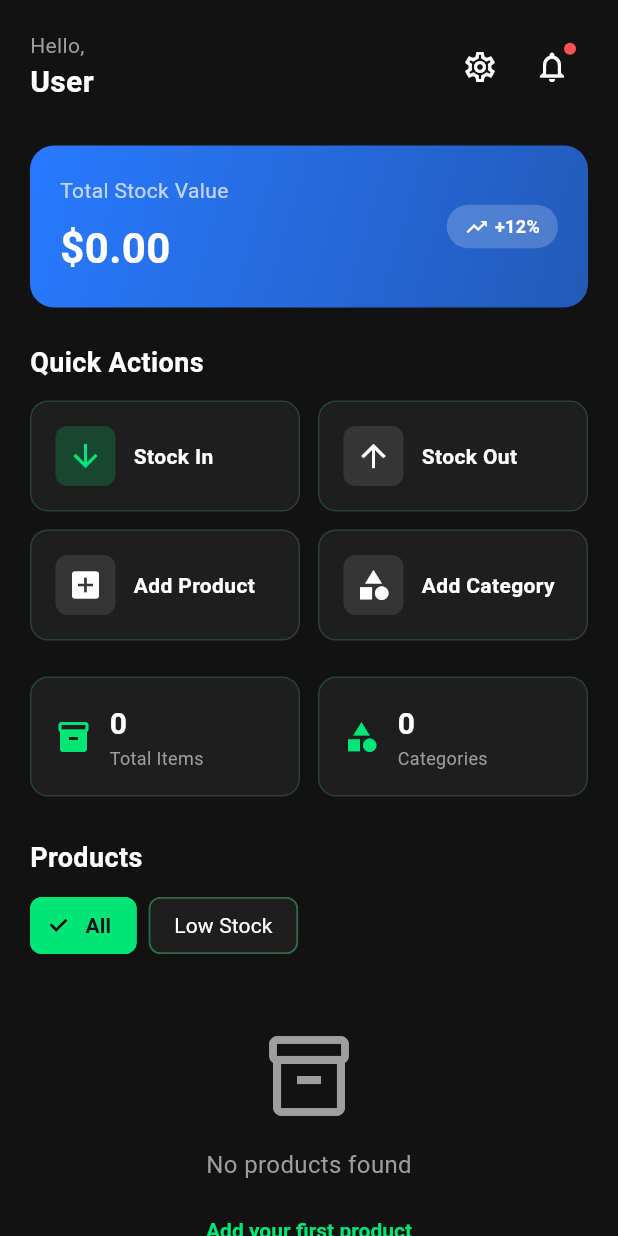
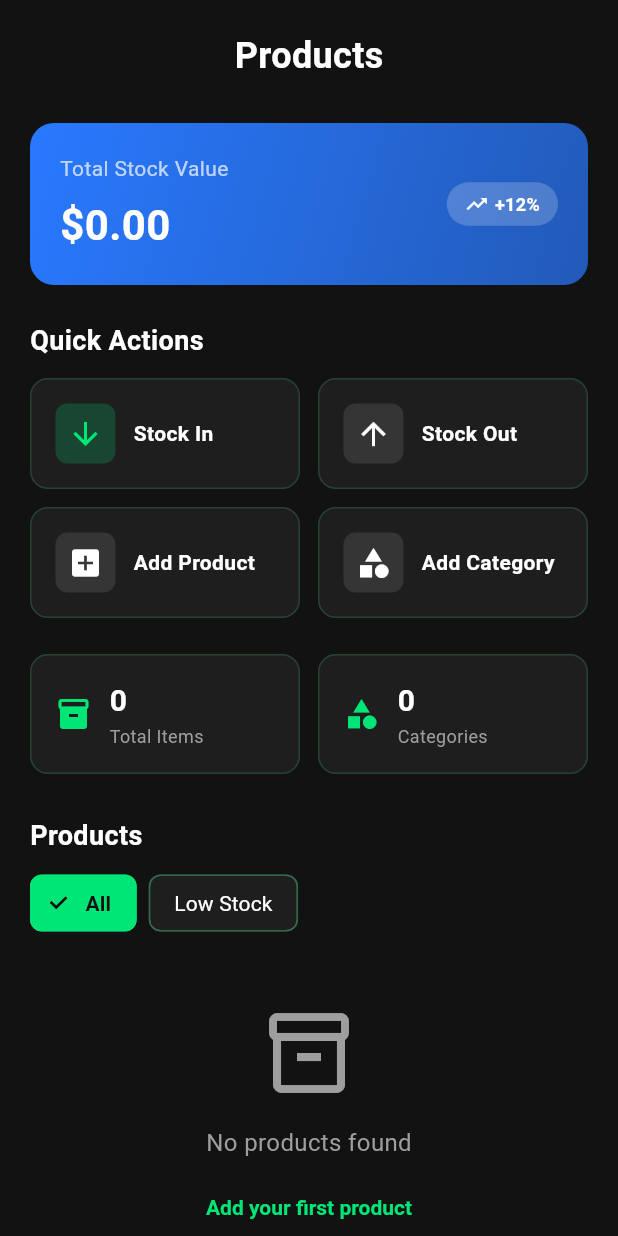
Before and after one commit to gulfamali16/App-Development-Portfolio, a Flutter app: the ProductsScreen screen opened by its route, on a phone screen of 412 x 824 dp. Run offline on Flutter 3.47's test engine with Material 3 defaults, Android fonts, the phone set to English and light mode, and no system bars; our stand-ins replace cloud_firestore, connectivity_plus, device_info_plus, email_validator, firebase_auth, firebase_core and 15 more; missing offline and left inert: workmanager; accounts and stored records are empty; network calls fail.

Commit message:
Fix image display on list screens and update app bars
Co-authored-by: gulfamali16 <140166609+gulfamali16@users.noreply.github.com>

```diff
--- a/SmartPOS/lib/screens/inventory/products_screen.dart
+++ b/SmartPOS/lib/screens/inventory/products_screen.dart
@@ -1,3 +1,4 @@
+import 'dart:io';
 import 'package:flutter/material.dart';
 import 'package:provider/provider.dart';
 import 'package:fluttertoast/fluttertoast.dart';
@@ -90,57 +91,13 @@ class _ProductsScreenState extends State<ProductsScreen> {
   Widget _buildHeader(BuildContext context, String userName) {
     return Container(
       padding: const EdgeInsets.all(20),
-      child: Row(
-        children: [
-          Expanded(
-            child: Column(
-              crossAxisAlignment: CrossAxisAlignment.start,
-              children: [
-                Text(
-                  'Hello,',
-                  style: TextStyle(
-                    color: AppTheme.textSecondary,
-                    fontSize: 14,
-                  ),
-                ),
-                Text(
-                  userName,
-                  style: const TextStyle(
-                    color: Colors.white,
-                    fontSize: 20,
-                    fontWeight: FontWeight.bold,
-                  ),
-                  maxLines: 1,
-                  overflow: TextOverflow.ellipsis,
-                ),
-              ],
-            ),
-          ),
-          IconButton(
-            icon: const Icon(Icons.settings_outlined, color: Colors.white),
-            onPressed: () => Navigator.pushNamed(context, AppRoutes.settings),
-          ),
-          Stack(
-            children: [
-              IconButton(
-                icon: const Icon(Icons.notifications_outlined, color: Colors.white),
-                onPressed: () => Navigator.pushNamed(context, AppRoutes.notifications),
-              ),
-              Positioned(
-                right: 8,
-                top: 8,
-                child: Container(
-                  width: 8,
-                  height: 8,
-                  decoration: const BoxDecoration(
-                    color: AppTheme.alertRed,
-                    shape: BoxShape.circle,
-                  ),
-                ),
-              ),
-            ],
-          ),
-        ],
+      child: const Text(
+        'Products',
+        style: TextStyle(
+          fontSize: 24,
+          fontWeight: FontWeight.bold,
+          color: Colors.white,
+        ),
       ),
     );
   }
@@ -554,10 +511,9 @@ class _ProductsScreenState extends State<ProductsScreen> {
                 color: AppTheme.backgroundDark,
                 borderRadius: BorderRadius.circular(8),
               ),
-              child: Icon(
-                Icons.inventory_2,
-                color: AppTheme.primaryGreen.withOpacity(0.5),
-                size: 36,
+              child: ClipRRect(
+                borderRadius: BorderRadius.circular(8),
+                child: _buildProductImage(product.imageUrl),
               ),
             ),
             const SizedBox(width: 12),
@@ -615,6 +571,37 @@ class _ProductsScreenState extends State<ProductsScreen> {
     );
   }
 
+  Widget _buildProductImage(String? imageUrl) {
+    if (imageUrl != null && imageUrl.isNotEmpty) {
+      // Check if it's a local file path or network URL
+      if (imageUrl.startsWith('/') || imageUrl.startsWith('file://')) {
+        return Image.file(
+          File(imageUrl),
+          fit: BoxFit.cover,
+          errorBuilder: (_, __, ___) => _buildImagePlaceholder(),
+        );
+      } else {
+        return Image.network(
+          imageUrl,
+          fit: BoxFit.cover,
+          errorBuilder: (_, __, ___) => _buildImagePlaceholder(),
+        );
+      }
+    }
+    return _buildImagePlaceholder();
+  }
+
+  Widget _buildImagePlaceholder() {
+    return Container(
+      color: const Color(0xFF2A2A2A),
+      child: Icon(
+        Icons.inventory_2,
+        color: AppTheme.primaryGreen.withOpacity(0.5),
+        size: 36,
+      ),
+    );
+  }
+
   Widget _buildEmptyState() {
     return Center(
       child: Padding(
```
Also changed, not shown: SmartPOS/lib/screens/customers/customers_screen.dart (+35 -11 lines), SmartPOS/lib/screens/inventory/categories_screen.dart (+35 -4 lines), SmartPOS/lib/screens/reports/reports_screen.dart (+7 -10 lines).
